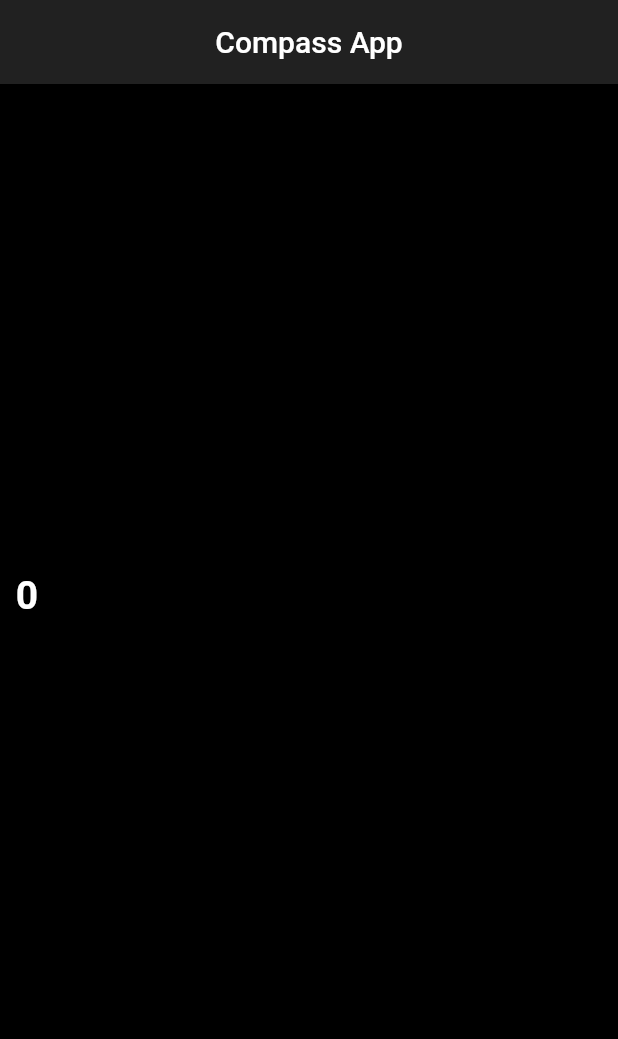
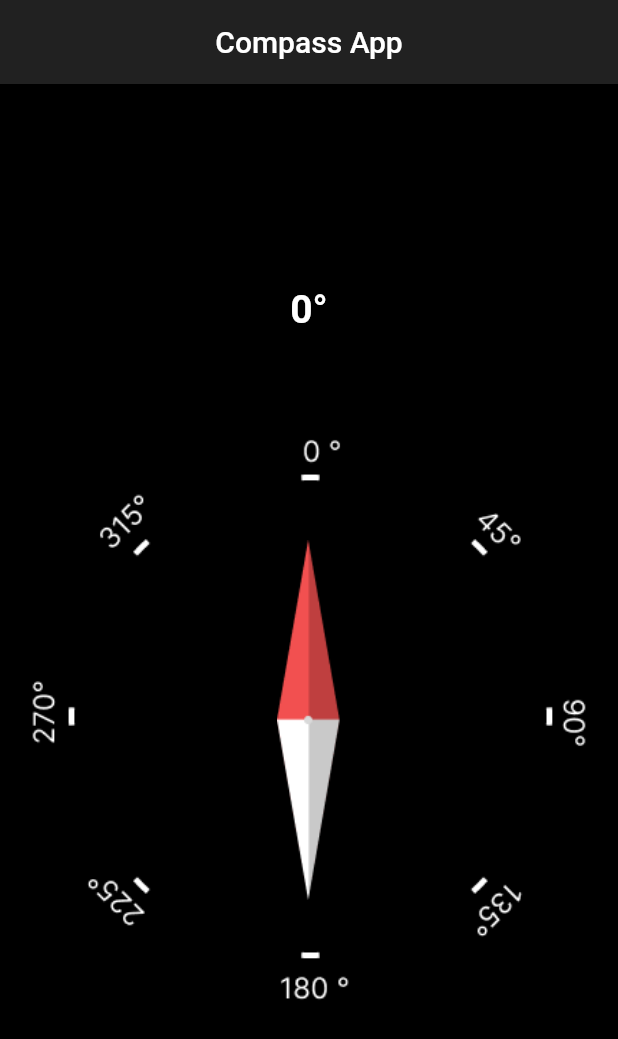
Before and after one commit to s7Thiago/flutter_compass_app, a Flutter app: the screen it shows after launch, on a phone screen of 412 x 824 dp. Shown: the top 1039 px of the screen. Run offline on Flutter 3.47's test engine with Material 2 defaults, Android fonts, the phone set to English and light mode, and no system bars; our stand-ins replace flutter_compass.

Commit message:
Added assets on screen and automatic rotation to compass

```diff
--- a/lib/main.dart
+++ b/lib/main.dart
@@ -1,3 +1,5 @@
+import 'dart:math';
+
 import 'package:flutter/material.dart';
 import 'package:flutter_compass/flutter_compass.dart';
 
@@ -34,6 +36,7 @@ class _HomeScreenState extends State<HomeScreen> {
 
     FlutterCompass.events!.listen((event) {
       heading = event.heading;
+      setState(() {});
     });
   }
 
@@ -51,7 +54,7 @@ class _HomeScreenState extends State<HomeScreen> {
         crossAxisAlignment: CrossAxisAlignment.center,
         children: [
           Text(
-            '${heading!.ceil()}',
+            '${heading!.ceil()}°',
             style: const TextStyle(
               color: Colors.white,
               fontSize: 26.0,
@@ -62,8 +65,20 @@ class _HomeScreenState extends State<HomeScreen> {
           const SizedBox(height: 50.0),
 
           // Compass
-          const Padding(
-            padding: EdgeInsets.all(18.0),
+          Padding(
+            padding: const EdgeInsets.all(18.0),
+            child: Stack(
+              alignment: Alignment.center,
+              children: [
+                Image.asset('assets/cadrant.png'),
+
+                // Compass rotation
+                Transform.rotate(
+                  angle: ((heading ?? 0) * (pi / 180) * -1),
+                  child: Image.asset('assets/compass.png', scale: 1.1),
+                )
+              ],
+            ),
           )
         ],
       ),
```
